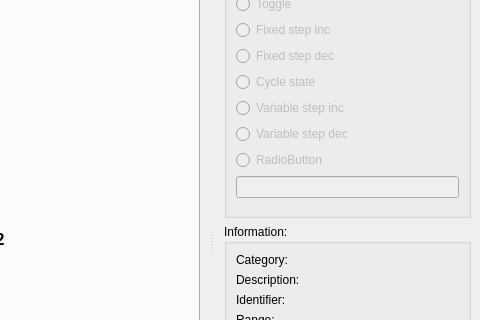
The window that dcspy/ui/qtdcs.ui (emcek/dcspy) describes before a commit, drawn with Qt 5; both pictures show x 400 to 880 and y 111 to 431 of the 880 by 680 pixel window.
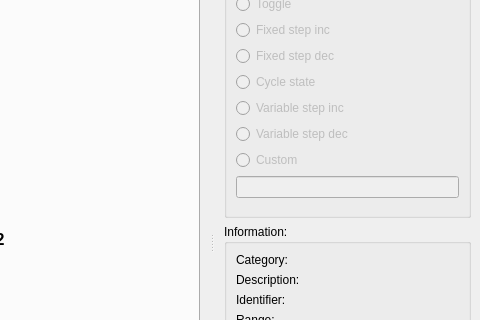
The same window after the commit. Icons and pictures are not drawn.

Commit message: rename RB to Custom

```diff
--- a/dcspy/ui/qtdcs.ui
+++ b/dcspy/ui/qtdcs.ui
@@ -984,7 +984,7 @@
            <bool>false</bool>
           </property>
           <property name="text">
-           <string>RadioButton</string>
+           <string>Custom</string>
           </property>
           <property name="icon">
            <iconset resource="../qtgui.qrc">
```
The commit also changes 1 other file.
